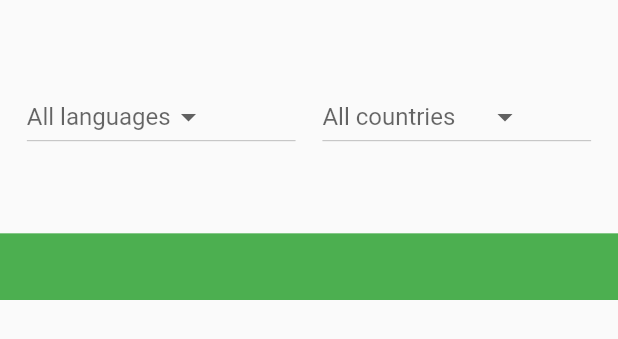
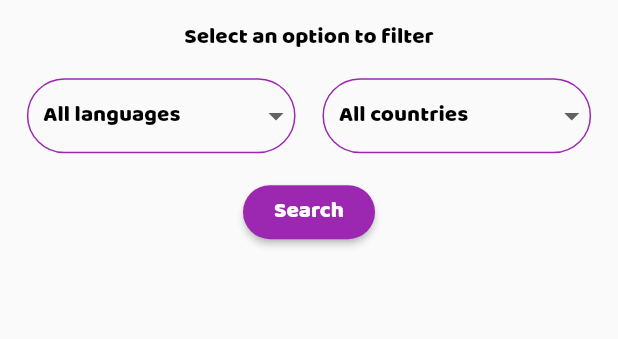
Before and after one commit to boanergepro/scancode_app, a Flutter app: the ModalBottomSheet widget shown alone on an empty page, opened directly, on a phone screen of 412 x 824 dp. Shown: the top 339 px of the screen. Run offline on Flutter 3.47's test engine with Material 2 defaults, Android fonts, the phone set to English and light mode, and no system bars; our stand-ins replace flutter_spinkit, flutter_svg; accounts and stored records are empty.

Commit message:
[MOD] se modifico estructura del widget

```diff
--- a/lib/src/widgets/bottom_sheet_filter_leaders.dart
+++ b/lib/src/widgets/bottom_sheet_filter_leaders.dart
@@ -10,18 +10,31 @@ class ModalBottomSheet extends StatefulWidget {
 
 class _ModalBottomSheetState extends State<ModalBottomSheet>
     with SingleTickerProviderStateMixin {
-
   Widget build(BuildContext context) {
     final leaderState = Provider.of<LeaderProvider>(context);
     return Container(
-      height: 200,
+      height: 180,
       child: Column(
         children: <Widget>[
           Spacer(
             flex: 1,
           ),
           Expanded(
-            flex: 5,
+            flex: 2,
+            child: Text(
+              'Select an option to filter',
+              style: TextStyle(
+                fontFamily: 'BalooDa',
+                fontSize: 15,
+                color: Colors.black,
+              ),
+            ),
+          ),
+          Spacer(
+            flex: 1,
+          ),
+          Expanded(
+            flex: 4,
             child: Row(
               children: <Widget>[
                 Spacer(
@@ -29,29 +42,51 @@ class _ModalBottomSheetState extends State<ModalBottomSheet>
                 ),
                 Expanded(
                   flex: 10,
+                  child: Container(
+                      padding: EdgeInsets.only(left: 10),
+                      decoration: BoxDecoration(
+                          borderRadius: BorderRadius.circular(30),
+                          border: Border.all(color: Colors.purple)),
+                      child: DropdownButtonHideUnderline(
                         child: DropdownButton(
-                    hint: Text('All languages'),
+                          hint: Text('All languages',
+                              style: TextStyle(
+                                fontFamily: 'BalooDa',
+                                fontSize: 15,
+                                color: Colors.black,
+                              )),
                           items: listLanguageCode,
                           value: leaderState.languageCode,
                           onChanged: (value) {
                             leaderState.currentLanguageCode = value;
                           },
                         ),
+                      )),
                 ),
                 Spacer(
                   flex: 1,
                 ),
                 Expanded(
                   flex: 10,
+                  child: Container(
+                    padding: EdgeInsets.only(left: 10),
+                    decoration: BoxDecoration(
+                        borderRadius: BorderRadius.circular(30),
+                        border: Border.all(color: Colors.purple)),
+                    child: DropdownButtonHideUnderline(
                         child: DropdownButton(
-                    hint: Text('All countries'),
+                      hint: Text('All countries',
+                          style: TextStyle(
+                            fontFamily: 'BalooDa',
+                            fontSize: 15,
+                            color: Colors.black,
+                          )),
                       items: listCountryCode,
                       value: leaderState.countryCode,
                       onChanged: (value) {
-                      print(leaderState.countryCode);
-                      print(value);
                         leaderState.currentCountryCode = value;
                       },
+                    )),
                   ),
                 ),
                 Spacer(
@@ -64,10 +99,35 @@ class _ModalBottomSheetState extends State<ModalBottomSheet>
             flex: 1,
           ),
           Expanded(
-            flex: 2,
-            child: Container(
-              color: Colors.green,
+            flex: 4,
+            child: Row(
+              children: <Widget>[
+                Spacer(flex: 3),
+                Expanded(
+                  flex: 5,
+                  child: Center(
+                    child: RaisedButton(
+                      color: Colors.purple,
+                      shape: RoundedRectangleBorder(
+                          borderRadius: BorderRadius.circular(30.0)),
+                      child: Text(
+                        'Search',
+                        style: TextStyle(
+                          fontFamily: 'BalooDa',
+                          fontSize: 15,
+                          color: Colors.white,
                         ),
+                      ),
+                      onPressed: () {}, //callback when button is clicked
+                    ),
+                  ),
+                ),
+                Spacer(flex: 3)
+              ],
+            ),
+          ),
+          Spacer(
+            flex: 1,
           )
         ],
       ),
```
Lines whose indentation alone changed are shown as unchanged.
